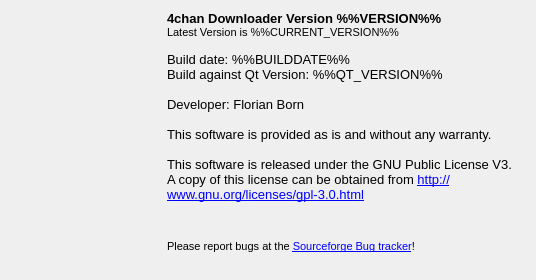
chrisdevchroma/fourchan-dl, file uiinfo.ui: the form before one commit.
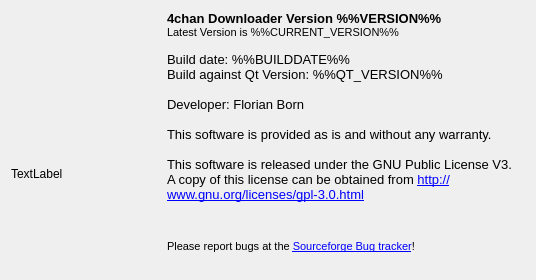
The form after the commit. Icons and pictures are not drawn.

Diff of the .ui file:
```diff
--- a/uiinfo.ui
+++ b/uiinfo.ui
@@ -49,7 +49,7 @@
      </property>
     </widget>
    </item>
-   <item row="0" column="1" rowspan="2">
+   <item row="0" column="1" rowspan="3">
     <widget class="QLabel" name="label_2">
      <property name="text">
       <string>&lt;!DOCTYPE HTML PUBLIC &quot;-//W3C//DTD HTML 4.0//EN&quot; &quot;http://www.w3.org/TR/REC-html40/strict.dtd&quot;&gt;
@@ -86,6 +86,13 @@
     </widget>
    </item>
    <item row="1" column="0">
+    <widget class="QLabel" name="lStatistics">
+     <property name="text">
+      <string>TextLabel</string>
+     </property>
+    </widget>
+   </item>
+   <item row="2" column="0">
     <spacer name="verticalSpacer_2">
      <property name="orientation">
       <enum>Qt::Vertical</enum>
@@ -98,7 +105,7 @@
      </property>
     </spacer>
    </item>
-   <item row="2" column="0" colspan="2">
+   <item row="3" column="0" colspan="2">
     <spacer name="verticalSpacer">
      <property name="orientation">
       <enum>Qt::Vertical</enum>
```
